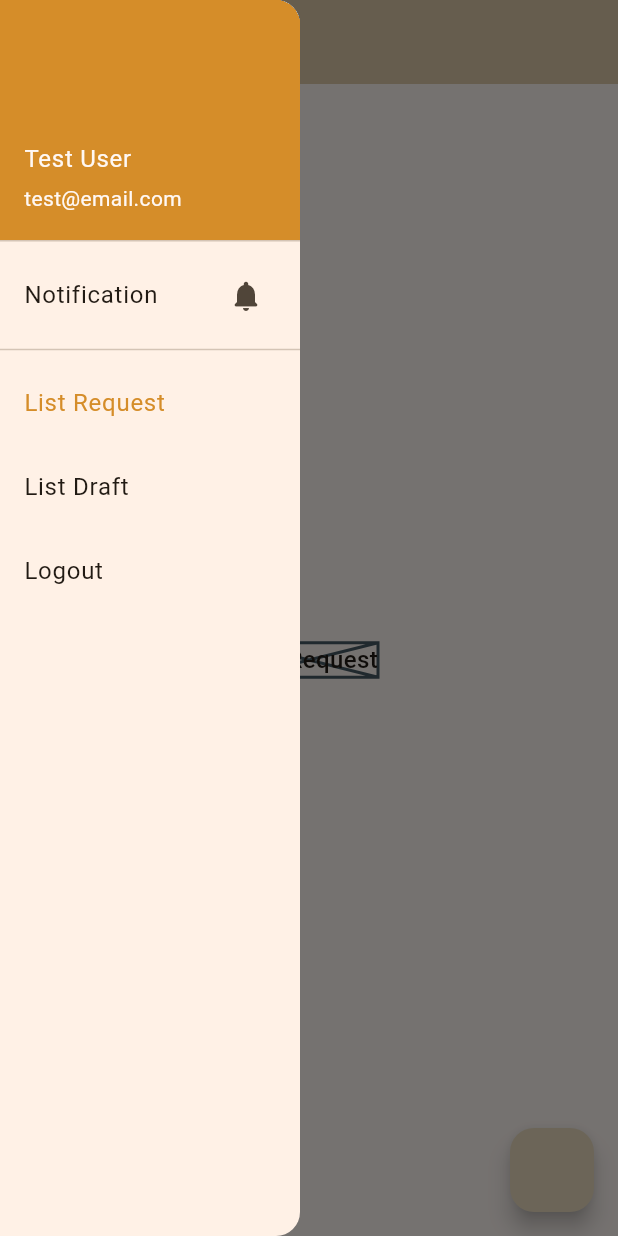
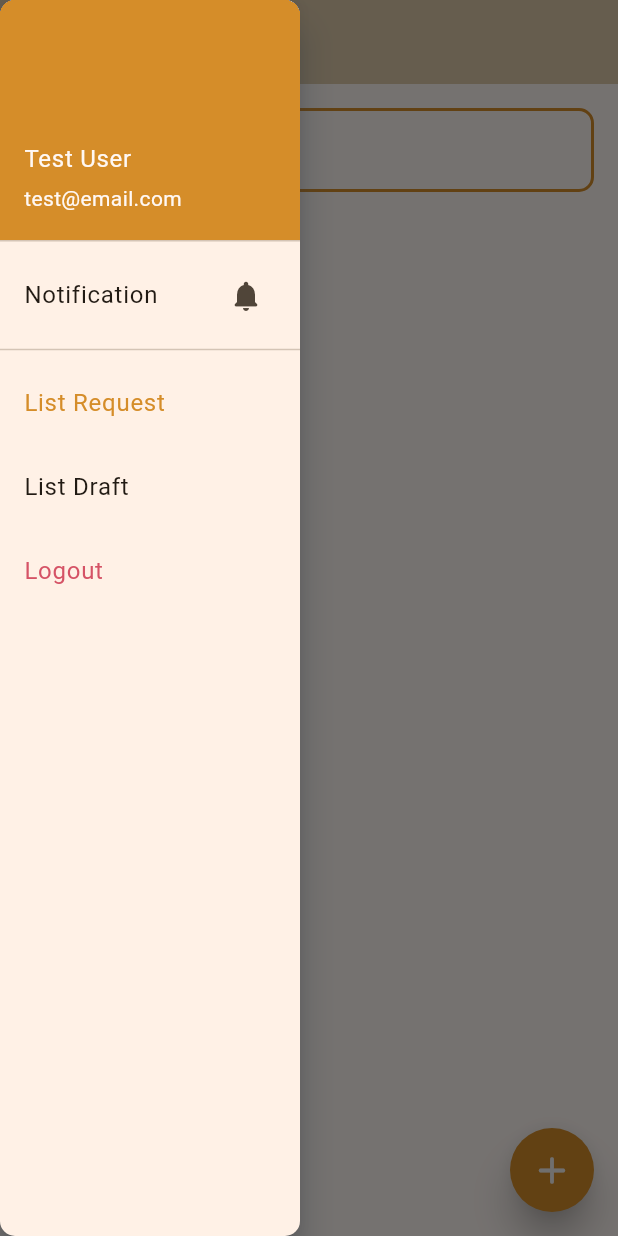
Before and after one commit to ClaudyaSalim/imperial-approval-app, a Flutter app: the MenuPage screen opened by its route, with the side drawer open, on a phone screen of 412 x 824 dp. Run offline on Flutter 3.47's test engine with Material 3 defaults, Android fonts, the phone set to English and light mode, and no system bars.

Commit message:
tambahin searchbar & kustomisasi

```diff
--- a/lib/list_request.dart
+++ b/lib/list_request.dart
@@ -10,6 +10,47 @@ class ListRequest extends StatefulWidget {
 class _ListRequestState extends State<ListRequest> {
   @override
   Widget build(BuildContext context) {
-    return const Placeholder(child: Text("List Request"),);
+
+    final ThemeData theme = Theme.of(context);
+    final ColorScheme colorScheme = theme.colorScheme;
+
+    return Column(
+      children: [
+
+        // search bar
+        SearchAnchor.bar(
+          barHintText: "Cari request ...",
+          isFullScreen: false,
+          suggestionsBuilder: (BuildContext context, SearchController controller) {
+            List searchHistory = [];
+            int numHistory = searchHistory.length;
+            if(numHistory>0) {
+              return List.generate(numHistory,
+                (index) =>
+                  ListTile(
+                    title: Text(searchHistory[index]),
+                    onTap: () {
+                      if(numHistory>0){
+                        setState(() {
+                          controller.closeView(searchHistory[index]);
+                        });
+                      }
+                    },
+                  ),
+              );
+            } else {
+              return <Widget> [
+                ListTile(title: Text("Tidak ada pencarian terbaru", style: TextStyle(color: colorScheme.tertiary),),)
+              ];
+            }
+        }),
+
+        // list request
+        DataTable(
+          columns: [],
+          rows: [],
+        ),
+      ],
+    );
   }
 }
--- a/lib/menu_page.dart
+++ b/lib/menu_page.dart
@@ -48,18 +48,17 @@ class _MenuPageState extends State<MenuPage> {
   @override
   Widget build(BuildContext context) {
 
-    // final ThemeData theme = Theme.of(context);
-    // final ColorScheme colorScheme = theme.colorScheme;
+    final ThemeData theme = Theme.of(context);
+    final ColorScheme colorScheme = theme.colorScheme;
     // final TextTheme textTheme = theme.textTheme;
 
-    listMenu[0].hasMainButton = FloatingActionButton(onPressed: null);
+    listMenu[0].hasMainButton = FloatingActionButton(onPressed: () {print("add");}, child: Icon(Icons.add_rounded),);
 
     return Scaffold(
       appBar: AppBar(
-        title: Text(activePage.name),
+        title: Text(activePage.name,),
       ),
       drawer: Drawer(
-        width: 200,
         child: ListView(
           children: [
             UserAccountsDrawerHeader(accountName: Text("Test User"), accountEmail: Text("test@email.com")),
@@ -88,7 +87,8 @@ class _MenuPageState extends State<MenuPage> {
                     setMenuPage(selectedIndex);
                   },
                   title: (
-                    Text(listMenu[index].name)
+                    Text(listMenu[index].name,
+                    style: (listMenu[index].name=='Logout')?TextStyle(color: colorScheme.error):null)
                   ),
                   selected: selected,
                 );
@@ -97,7 +97,8 @@ class _MenuPageState extends State<MenuPage> {
           ],
         ),
       ),
-      body: Center(
+      body: Padding(
+        padding: EdgeInsets.all(16.0),
         // kemungkinan isi fragment disini
         child: activePage.body,
         // child: Column(
```
Also changed, not shown: lib/login_page.dart (+4 -12 lines), lib/main.dart (+64 -20 lines).
